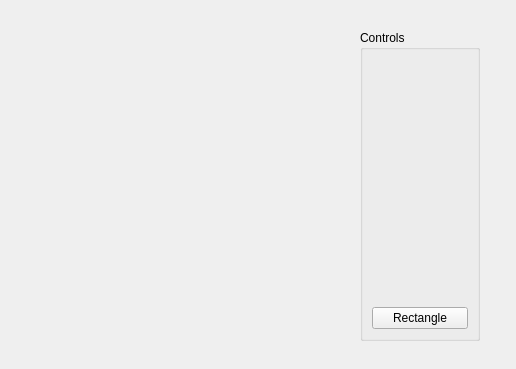
The window that workshop33/mainwindow.ui (dsba-z/week17cpp2021-abstract) describes before a commit, drawn with Qt 5.
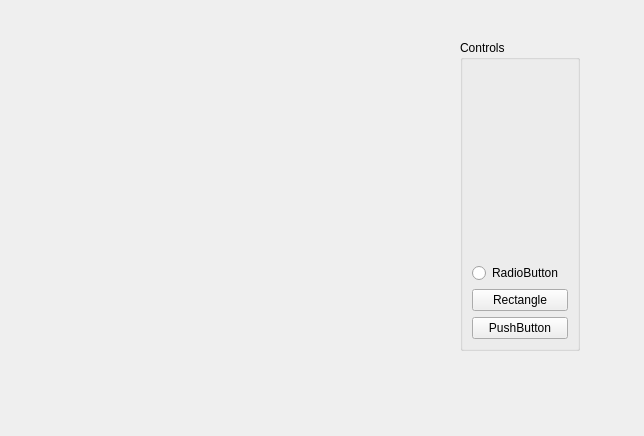
The same window after the commit.

Diff of the .ui file:
```diff
--- a/workshop33/mainwindow.ui
+++ b/workshop33/mainwindow.ui
@@ -6,8 +6,8 @@
    <rect>
     <x>0</x>
     <y>0</y>
-    <width>516</width>
-    <height>369</height>
+    <width>644</width>
+    <height>436</height>
    </rect>
   </property>
   <property name="windowTitle">
@@ -20,8 +20,8 @@
    <widget class="QGroupBox" name="grpSettings">
     <property name="geometry">
      <rect>
-      <x>360</x>
-      <y>30</y>
+      <x>460</x>
+      <y>40</y>
       <width>120</width>
       <height>311</height>
      </rect>
@@ -49,6 +49,13 @@
        </property>
       </spacer>
      </item>
+     <item>
+      <widget class="QRadioButton" name="radioButton">
+       <property name="text">
+        <string>RadioButton</string>
+       </property>
+      </widget>
+     </item>
      <item>
       <widget class="QPushButton" name="addRectButton">
        <property name="text">
@@ -56,6 +63,13 @@
        </property>
       </widget>
      </item>
+     <item>
+      <widget class="QPushButton" name="addButtonButton">
+       <property name="text">
+        <string>PushButton</string>
+       </property>
+      </widget>
+     </item>
     </layout>
    </widget>
   </widget>
```
